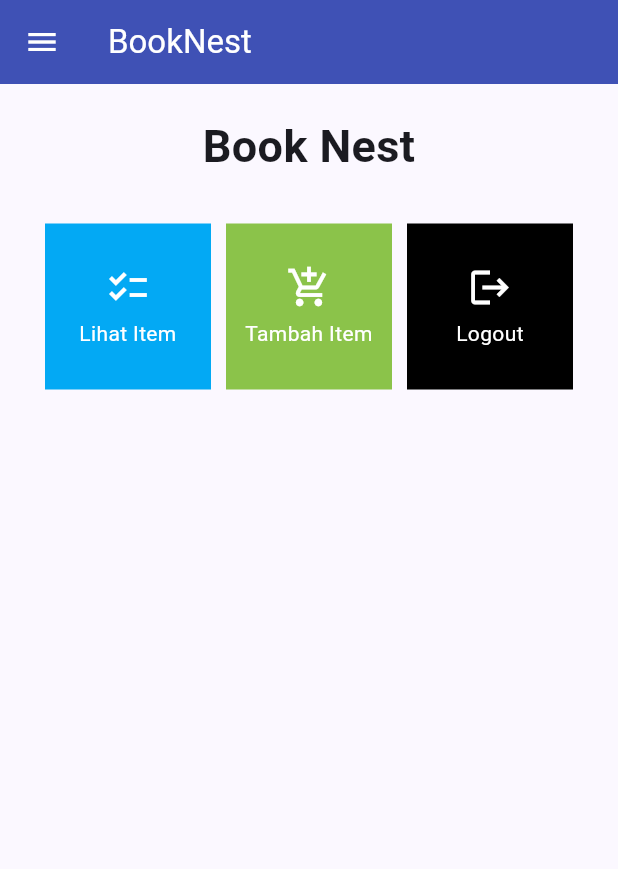
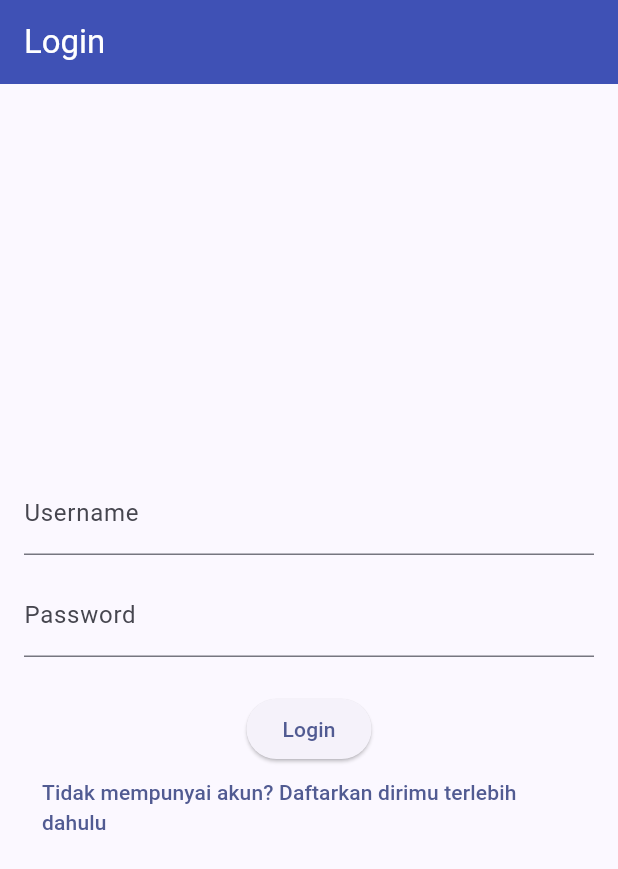
Before and after one commit to malifalhakim/book-nest-mobile, a Flutter app: the screen it shows after launch, on a phone screen of 412 x 824 dp. Shown: the top 869 px of the screen. Run offline on Flutter 3.47's test engine with Material 2 defaults, Android fonts, the phone set to English and light mode, and no system bars; missing offline and left inert: pbp_django_auth.

Commit message:
Update code tugas 9

```diff
--- a/lib/main.dart
+++ b/lib/main.dart
@@ -1,23 +1,29 @@
+import 'package:book_nest_mobile/screens/login.dart';
 import 'package:flutter/material.dart';
-import 'package:book_nest_mobile/screens/menu.dart';
+import 'package:pbp_django_auth/pbp_django_auth.dart';
+import 'package:provider/provider.dart';
 
 void main() {
   runApp(const MyApp());
 }
 
 class MyApp extends StatelessWidget {
-  const MyApp({super.key});
+  const MyApp({Key? key}) : super(key: key);
 
-  // This widget is the root of your application.
   @override
   Widget build(BuildContext context) {
-    return MaterialApp(
-      title: 'Flutter Demo',
-      theme: ThemeData(
-        colorScheme: ColorScheme.fromSeed(seedColor: Colors.indigo),
-        useMaterial3: true,
-      ),
-      home: MyHomePage(),
+    return Provider(
+      create: (_) {
+        CookieRequest request = CookieRequest();
+        return request;
+      },
+      child: MaterialApp(
+          title: 'Flutter App',
+          theme: ThemeData(
+            colorScheme: ColorScheme.fromSeed(seedColor: Colors.indigo),
+            useMaterial3: true,
+          ),
+          home: const LoginPage()),
     );
   }
 }
--- a/lib/model/book.dart
+++ /dev/null
@@ -1,17 +0,0 @@
-class Book {
-  String name;
-  int price;
-  String author;
-  int amount;
-  String description;
-
-  Book({
-    required this.name,
-    required this.price,
-    required this.author,
-    required this.amount,
-    required this.description,
-  });
-}
-
-List<Book> books = [];
--- /dev/null
+++ b/lib/screens/login.dart
@@ -0,0 +1,129 @@
+// ignore_for_file: use_build_context_synchronously, library_private_types_in_public_api
+
+import 'package:book_nest_mobile/screens/menu.dart';
+import 'package:book_nest_mobile/screens/register.dart';
+import 'package:flutter/material.dart';
+import 'package:pbp_django_auth/pbp_django_auth.dart';
+import 'package:provider/provider.dart';
+
+void main() {
+  runApp(const LoginApp());
+}
+
+String? usernameLogIn;
+
+class LoginApp extends StatelessWidget {
+  const LoginApp({super.key});
+
+  @override
+  Widget build(BuildContext context) {
+    return MaterialApp(
+      title: 'Login',
+      theme: ThemeData(
+        primarySwatch: Colors.blue,
+      ),
+      home: const LoginPage(),
+    );
+  }
+}
+
+class LoginPage extends StatefulWidget {
+  const LoginPage({super.key});
+
+  @override
+  _LoginPageState createState() => _LoginPageState();
+}
+
+class _LoginPageState extends State<LoginPage> {
+  final TextEditingController _usernameController = TextEditingController();
+  final TextEditingController _passwordController = TextEditingController();
+
+  @override
+  Widget build(BuildContext context) {
+    final request = context.watch<CookieRequest>();
+    return Scaffold(
+      appBar: AppBar(
+        title: const Text('Login'),
+        backgroundColor: Colors.indigo,
+        foregroundColor: Colors.white,
+      ),
+      body: Container(
+        padding: const EdgeInsets.all(16.0),
+        child: Column(
+          mainAxisAlignment: MainAxisAlignment.center,
+          children: [
+            TextField(
+              controller: _usernameController,
+              decoration: const InputDecoration(
+                labelText: 'Username',
+              ),
+            ),
+            const SizedBox(height: 12.0),
+            TextField(
+              controller: _passwordController,
+              decoration: const InputDecoration(
+                labelText: 'Password',
+              ),
+              obscureText: true,
+            ),
+            const SizedBox(height: 24.0),
+            ElevatedButton(
+              onPressed: () async {
+                String username = _usernameController.text;
+                String password = _passwordController.text;
+
+                //Ganti URL dan jangan lupa tambahkan trailing slash (/) di akhir URL!
+                final response = await request.login(
+                    "https://malif-al-tugas.pbp.cs.ui.ac.id/auth/login/", {
+                  'username': username,
+                  'password': password,
+                });
+
+                if (request.loggedIn) {
+                  String message = response['message'];
+                  String uname = response['username'];
+                  usernameLogIn = username;
+                  Navigator.pushReplacement(
+                    context,
+                    MaterialPageRoute(builder: (context) => MyHomePage()),
+                  );
+                  ScaffoldMessenger.of(context)
+                    ..hideCurrentSnackBar()
+                    ..showSnackBar(SnackBar(
+                        content: Text("$message Selamat datang, $uname.")));
+                } else {
+                  showDialog(
+                    context: context,
+                    builder: (context) => AlertDialog(
+                      title: const Text('Login Gagal'),
+                      content: Text(response['message']),
+                      actions: [
+                        TextButton(
+                          child: const Text('OK'),
+                          onPressed: () {
+                            Navigator.pop(context);
+                          },
+                        ),
+                      ],
+                    ),
+                  );
+                }
+              },
+              child: const Text('Login'),
+            ),
+            TextButton(
+                onPressed: () {
+                  Navigator.push(
+                    context,
+                    MaterialPageRoute(
+                        builder: (context) => const RegisterPage()),
+                  );
+                },
+                child: const Text(
+                    "Tidak mempunyai akun? Daftarkan dirimu terlebih dahulu"))
+          ],
+        ),
+      ),
+    );
+  }
+}
--- a/lib/widgets/book_item.dart
+++ /dev/null
@@ -1,17 +0,0 @@
-import 'package:flutter/material.dart';
-import 'package:book_nest_mobile/model/book.dart';
-
-class BookItem extends StatelessWidget {
-  final Book book;
-
-  const BookItem({required this.book, Key? key}) : super(key: key);
-
-  @override
-  Widget build(BuildContext context) {
-    return ListTile(
-      title: Text(book.name),
-      subtitle: Text(
-          'Price: ${book.price}\nAuthor: ${book.author}\nAmount: ${book.amount}\nDescription: ${book.description}'),
-    );
-  }
-}
--- a/lib/widgets/left_drawer.dart
+++ b/lib/widgets/left_drawer.dart
@@ -71,7 +71,7 @@
               Navigator.pushReplacement(
                   context,
                   MaterialPageRoute(
-                    builder: (context) => const ListBook(),
+                    builder: (context) => const ItemPage(),
                   ));
             },
           ),
--- a/pubspec.yaml
+++ b/pubspec.yaml
@@ -35,6 +35,9 @@
   # The following adds the Cupertino Icons font to your application.
   # Use with the CupertinoIcons class for iOS style icons.
   cupertino_icons: ^1.0.2
+  provider: ^6.1.1
+  pbp_django_auth: ^0.4.0
+  http: ^1.1.0
 
 dev_dependencies:
   flutter_test:
```
Also changed, not shown: lib/models/book.dart (added, +84 -0 lines), lib/screens/book_detail.dart (added, +50 -0 lines), lib/screens/book_form.dart (+35 -42 lines), lib/screens/list_book.dart (+88 -16 lines), lib/screens/register.dart (added, +148 -0 lines), lib/widgets/shop_card.dart (+29 -8 lines), pubspec.lock, 2 other files.
